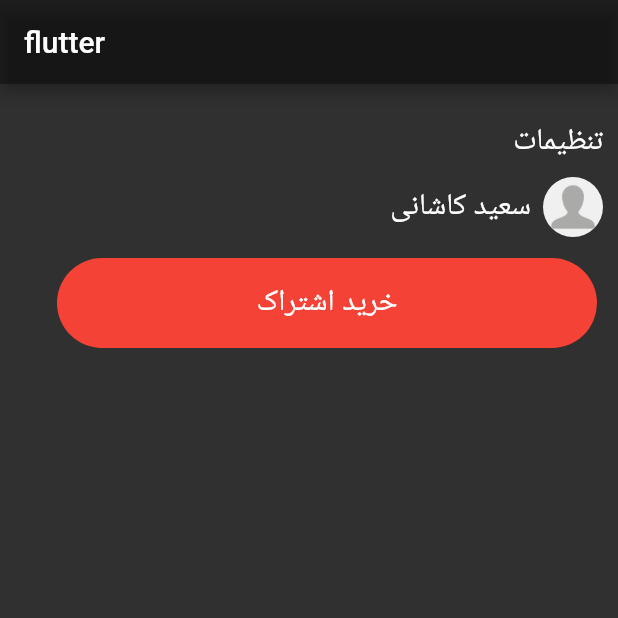
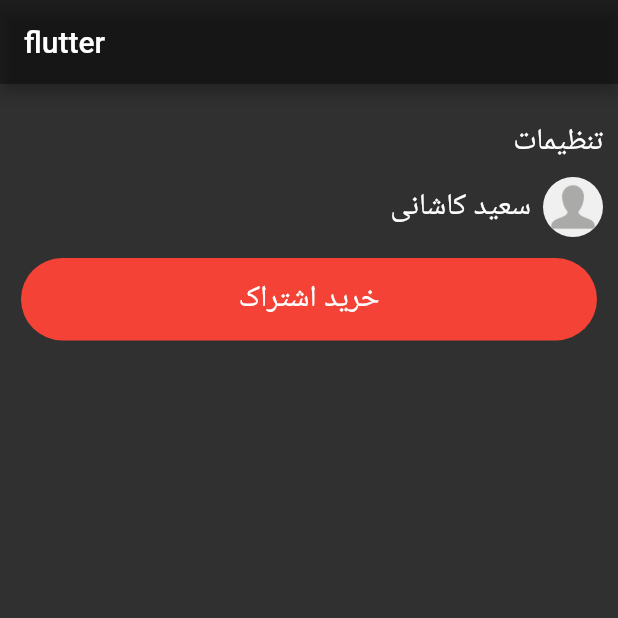
Before and after one commit to zahraamani7065/flutterProject, a Flutter app: the screen it shows after launch, after a tap on "خرید اشتراک", on a phone screen of 412 x 824 dp, the top half of it. Run offline on Flutter 3.47's test engine with Material 2 defaults, Android fonts, the phone set to English and light mode, and no system bars; our stand-ins replace google_fonts.

```diff
--- a/lib/main.dart
+++ b/lib/main.dart
@@ -16,7 +16,7 @@ class MyApp extends StatelessWidget {
         appBarTheme: AppBarTheme(backgroundColor: Colors.black38),
         textTheme:
         TextTheme(bodyText1: TextStyle(fontSize: 20,color: Colors.white, )),
-
+        // buttonTheme: ButtonTheme(child:  OutlinedButton.styleFrom{Colors.red} ),
 
         brightness: Brightness.dark,
         primarySwatch: Colors.blue,
@@ -31,7 +31,6 @@ class MyHomePage extends StatelessWidget{
   @override
   Widget build(BuildContext context) {
     return Scaffold(
-
       appBar: AppBar(title: Text('flutter'),),
       body:
          Column(
@@ -60,29 +59,28 @@ class MyHomePage extends StatelessWidget{
           Padding(
             padding: const EdgeInsets.all(14),
             child: SizedBox(
-              width: 360,
-              height: 60,
-              child:  ClipRRect(
-                borderRadius: BorderRadius.circular(30),
-                child: ElevatedButton (onPressed:(){print('clicked');}, child: Text('خرید اشتراک',style: Theme.of(context).textTheme.bodyText1,),
-                    style: OutlinedButton.styleFrom(backgroundColor: Colors.red,
 
-                    ),
+              width: MediaQuery.of(context).size.width,
+              height: MediaQuery.of(context).size.height/15,
+                child: InkWell(
+                  onTap: (){
+                    print('clicked');
+                  },
+                  child: ElevatedButton (onPressed:null, child: Text('خرید اشتراک',style: Theme.of(context).textTheme.bodyText1,),
+                      style: OutlinedButton.styleFrom(shape: RoundedRectangleBorder(
+                        borderRadius: BorderRadius.circular(32.0),
+                      ),
+                           backgroundColor: Colors.red,
 
+                      ),
 
-
-                ),
-              )
-              ,
+                  ),
+                )
             ),
           ),
 
-        ],
-
-        ),
-
-
-    );
+        ]
+         ) );
 
   }
 }
```
